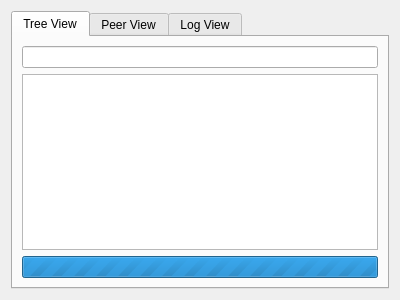
Before: the Qt Designer form burgos.ui in madjar/burgos, drawn with Qt 5.
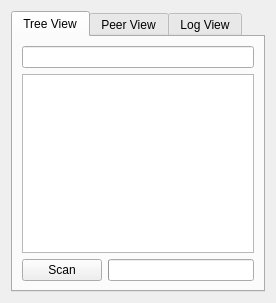
After: the same form once the commit is applied.

Commit message: Le scan n'est désormais plus automatique au lancement

Diff of the .ui file:
```diff
--- a/burgos.ui
+++ b/burgos.ui
@@ -5,8 +5,8 @@
    <rect>
     <x>0</x>
     <y>0</y>
-    <width>400</width>
-    <height>300</height>
+    <width>276</width>
+    <height>303</height>
    </rect>
   </property>
   <property name="windowTitle" >
@@ -33,14 +33,21 @@
         <widget class="QTreeView" name="treeView" />
        </item>
        <item>
-        <widget class="QProgressBar" name="progressBar" >
-         <property name="maximum" >
-          <number>0</number>
-         </property>
-         <property name="value" >
-          <number>394</number>
-         </property>
-        </widget>
+        <layout class="QHBoxLayout" name="horizontalLayout" >
+         <item>
+          <widget class="QPushButton" name="scanButton" >
+           <property name="locale" >
+            <locale country="France" language="French" />
+           </property>
+           <property name="text" >
+            <string>Scan</string>
+           </property>
+          </widget>
+         </item>
+         <item>
+          <widget class="QProgressBar" name="progressBar" />
+         </item>
+        </layout>
        </item>
       </layout>
      </widget>
```
The commit also changes 5 other files.
